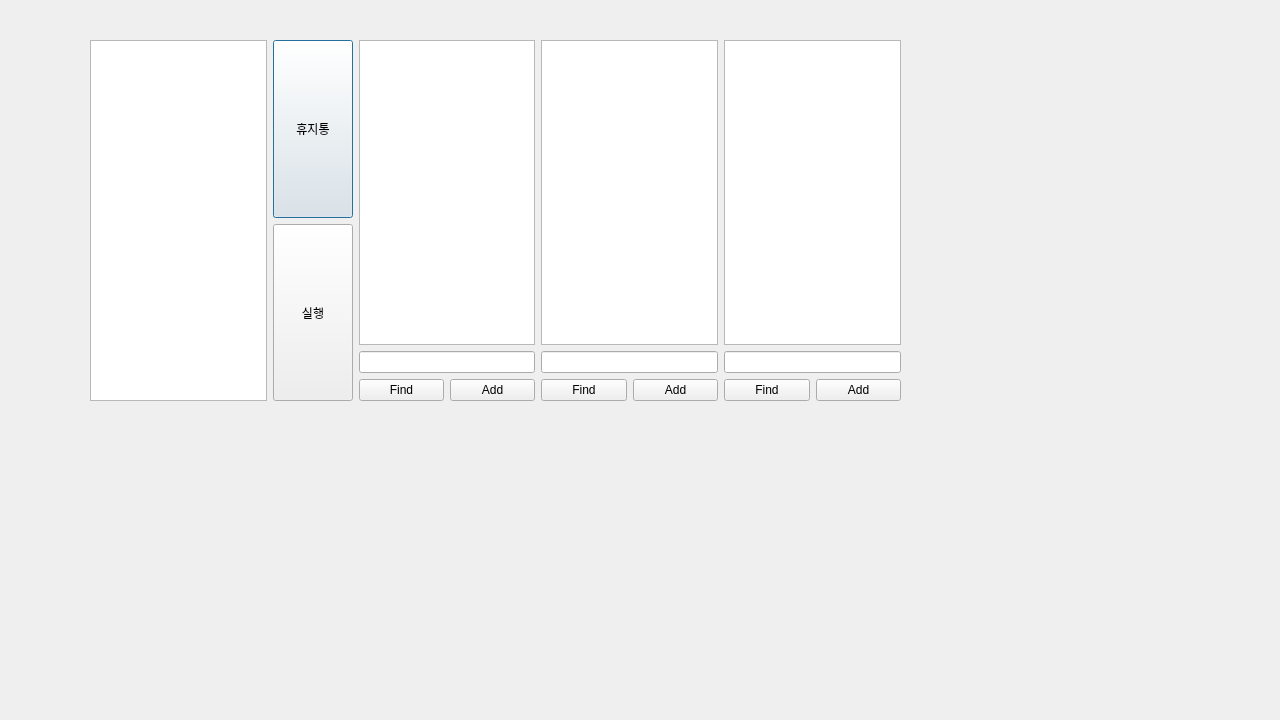
Old version of the form gui.ui in the repository chaos7ds/photo_manager.
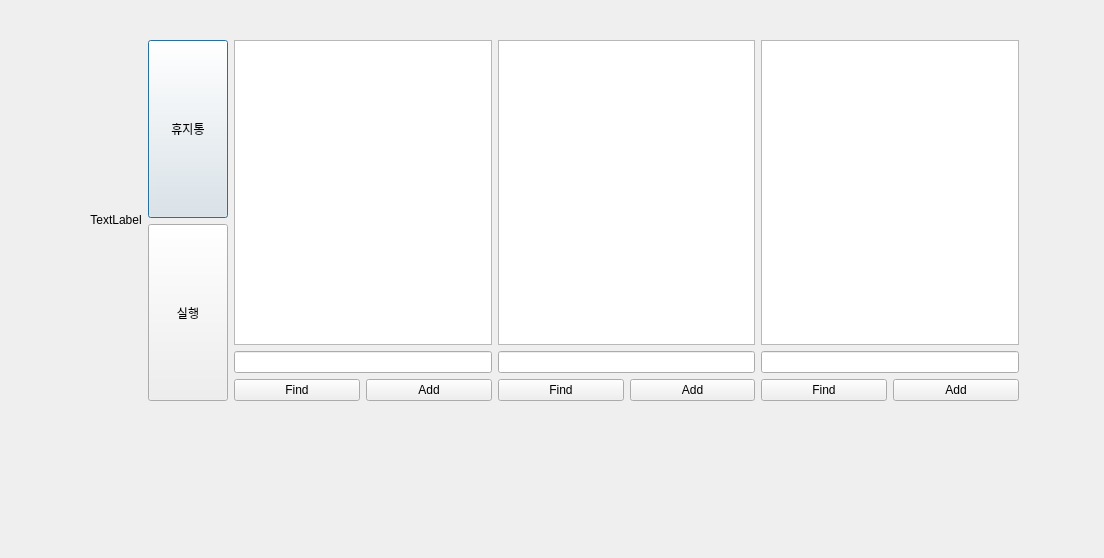
New version of the form.

Commit message: image view ing

What changed in the file:
```diff
--- a/gui.ui
+++ b/gui.ui
@@ -9,8 +9,8 @@
    <rect>
     <x>0</x>
     <y>0</y>
-    <width>1280</width>
-    <height>720</height>
+    <width>1104</width>
+    <height>558</height>
    </rect>
   </property>
   <property name="windowTitle">
@@ -21,19 +21,25 @@
     <rect>
      <x>90</x>
      <y>40</y>
-     <width>811</width>
+     <width>929</width>
      <height>361</height>
     </rect>
    </property>
    <layout class="QHBoxLayout" name="horizontalLayout">
     <item>
-     <widget class="QGraphicsView" name="graphics_view">
+     <widget class="QLabel" name="label_1">
       <property name="sizePolicy">
-       <sizepolicy hsizetype="Expanding" vsizetype="Expanding">
+       <sizepolicy hsizetype="Maximum" vsizetype="Maximum">
         <horstretch>0</horstretch>
         <verstretch>0</verstretch>
        </sizepolicy>
       </property>
+      <property name="text">
+       <string>TextLabel</string>
+      </property>
+      <property name="alignment">
+       <set>Qt::AlignCenter</set>
+      </property>
      </widget>
     </item>
     <item>
```
Left out of the diff: 2 changed lines with no effect on the pictures. The commit also changes 1 other file.
